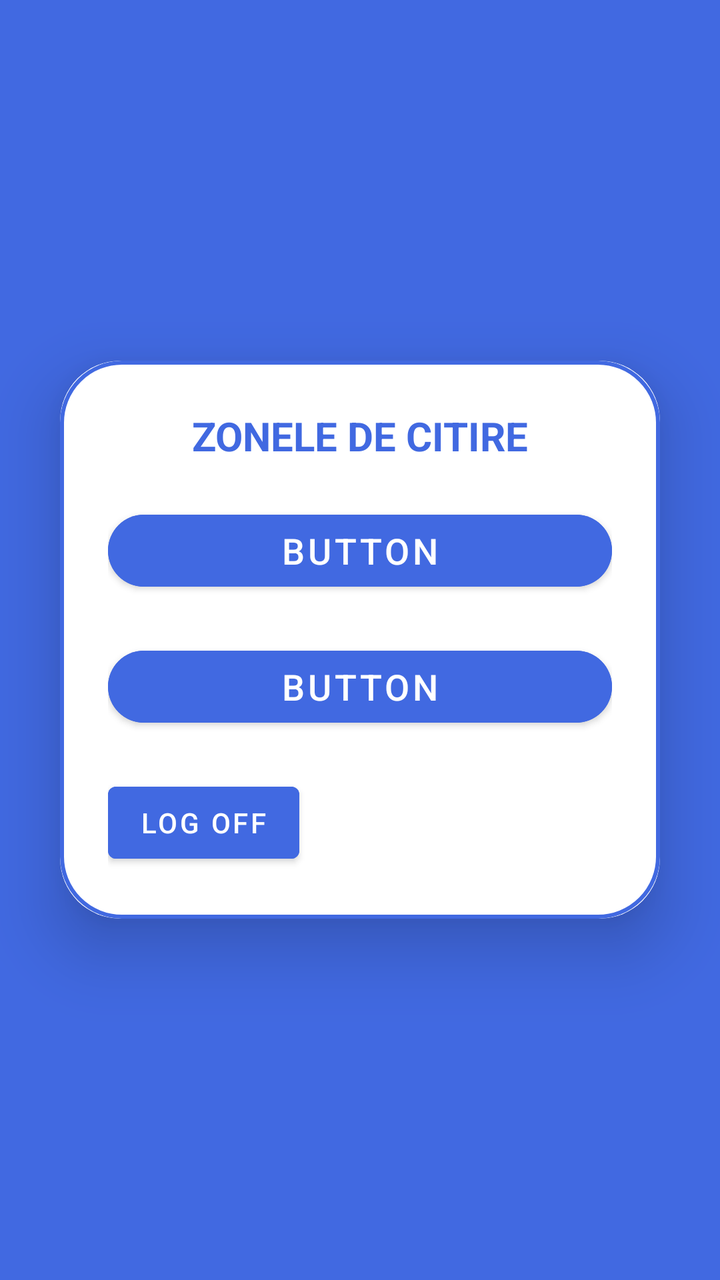
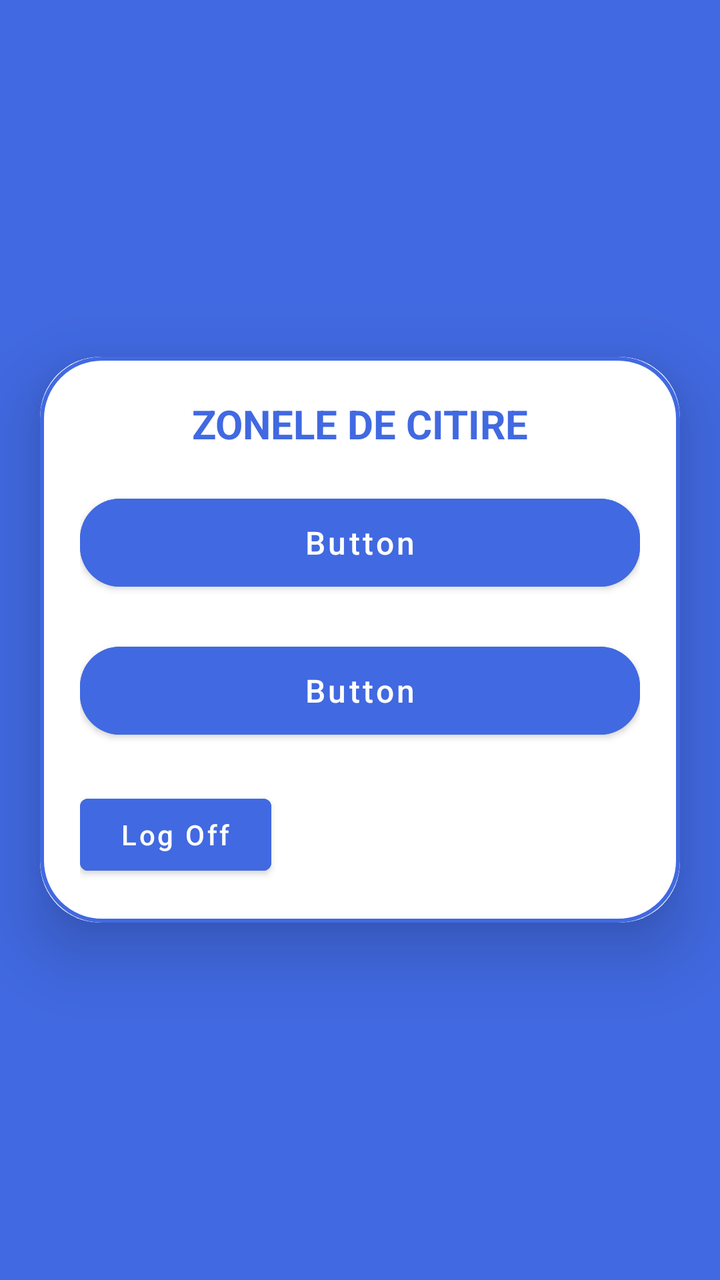

Before-and-after screenshots of an Android layout around one commit, followed by the original layout XML and the change that was made.
<!-- AndroidManifest.xml: application theme Theme.SmartWaterAIForecasting -->
<!-- res/layout/activity_dashboard.xml -->
<LinearLayout
    xmlns:android="http://schemas.android.com/apk/res/android"
    xmlns:app="http://schemas.android.com/apk/res-auto"
    xmlns:tools="http://schemas.android.com/tools"
    android:layout_width="match_parent"
    android:layout_height="match_parent"
    android:orientation="vertical"
    android:gravity="center"
    android:background="@color/RoyalBlue"
    tools:context=".DashboardActivity">

    <androidx.cardview.widget.CardView
        android:layout_width="match_parent"
        android:layout_height="wrap_content"
        android:layout_margin="30dp"
        app:cardCornerRadius="30dp"
        app:cardElevation="20dp">

        <LinearLayout
            android:layout_width="match_parent"
            android:layout_height="wrap_content"
            android:background="@drawable/border"
            android:orientation="vertical"
            android:padding="24dp">

            <TextView
                android:id="@+id/title_text_view"
                android:layout_width="match_parent"
                android:layout_height="wrap_content"
                android:text="ZONELE DE CITIRE"
                android:textAlignment="center"
                android:textColor="@color/RoyalBlue"
                android:textSize="20sp"
                android:textStyle="bold"
                android:textAppearance="@style/TextAppearance.AppCompat.Medium" />

            <Button
                android:id="@+id/zoneButton1"
                android:layout_width="match_parent"
                android:layout_height="wrap_content"
                android:layout_marginTop="20dp"
                android:text="Button"
                android:backgroundTint="@color/RoyalBlue"
                android:textSize="18sp"
                app:cornerRadius="20dp" />

            <Button
                android:id="@+id/zoneButton2"
                android:layout_width="match_parent"
                android:layout_height="wrap_content"
                android:layout_marginTop="20dp"
                android:text="Button"
                android:backgroundTint="@color/RoyalBlue"
                android:textSize="18sp"
                app:cornerRadius="20dp" />

            <Button
                android:id="@+id/LogOff"
                android:layout_width="wrap_content"
                android:layout_height="wrap_content"
                android:layout_marginTop="20dp"
                android:backgroundTint="@color/RoyalBlue"
                android:text="Log Off" />


        </LinearLayout>

    </androidx.cardview.widget.CardView>

</LinearLayout>
<!-- resources referenced by this layout -->
<resources>
  <color name="RoyalBlue">#4169E1</color>
  <!-- drawable border (drawable) -->
  <?xml version="1.0" encoding="utf-8"?>
  <shape xmlns:android="http://schemas.android.com/apk/res/android"
      android:shape="rectangle">
  
      <stroke
          android:width="2dp"
          android:color="@color/RoyalBlue"/>
      <corners
          android:radius="30dp"/>
  </shape>
  <style name="Theme.SmartWaterAIForecasting" parent="Theme.MaterialComponents.DayNight.NoActionBar">
          <item name="colorPrimary">@color/RoyalBlue</item>
          ...
      </style>
</resources>

<!-- the commit's change to res/layout/activity_dashboard.xml (unified diff, before → after) -->
@@ -12,7 +12,7 @@
     <androidx.cardview.widget.CardView
         android:layout_width="match_parent"
         android:layout_height="wrap_content"
-        android:layout_margin="30dp"
+        android:layout_margin="20dp"
         app:cardCornerRadius="30dp"
         app:cardElevation="20dp">
 
@@ -21,7 +21,7 @@
             android:layout_height="wrap_content"
             android:background="@drawable/border"
             android:orientation="vertical"
-            android:padding="24dp">
+            android:padding="20dp">
 
             <TextView
                 android:id="@+id/title_text_view"
@@ -38,29 +38,48 @@
                 android:id="@+id/zoneButton1"
                 android:layout_width="match_parent"
                 android:layout_height="wrap_content"
-                android:layout_marginTop="20dp"
+                android:minHeight="56dp"
+                android:layout_marginTop="18dp"
+                android:paddingStart="10dp"
+                android:paddingEnd="10dp"
                 android:text="Button"
+                android:textAllCaps="false"
+                android:maxLines="2"
+                android:singleLine="false"
+                android:ellipsize="end"
                 android:backgroundTint="@color/RoyalBlue"
-                android:textSize="18sp"
+                android:textSize="16sp"
                 app:cornerRadius="20dp" />
 
             <Button
                 android:id="@+id/zoneButton2"
                 android:layout_width="match_parent"
                 android:layout_height="wrap_content"
-                android:layout_marginTop="20dp"
+                android:minHeight="56dp"
+                android:layout_marginTop="18dp"
+                android:paddingStart="10dp"
+                android:paddingEnd="10dp"
                 android:text="Button"
+                android:textAllCaps="false"
+                android:maxLines="2"
+                android:singleLine="false"
+                android:ellipsize="end"
                 android:backgroundTint="@color/RoyalBlue"
-                android:textSize="18sp"
+                android:textSize="16sp"
                 app:cornerRadius="20dp" />
 
             <Button
                 android:id="@+id/LogOff"
                 android:layout_width="wrap_content"
                 android:layout_height="wrap_content"
+                android:minHeight="48dp"
                 android:layout_marginTop="20dp"
+                android:paddingStart="20dp"
+                android:paddingEnd="20dp"
                 android:backgroundTint="@color/RoyalBlue"
-                android:text="Log Off" />
+                android:text="Log Off"
+                android:textAllCaps="false"
+                android:textSize="14sp" />
 
 
         </LinearLayout>
